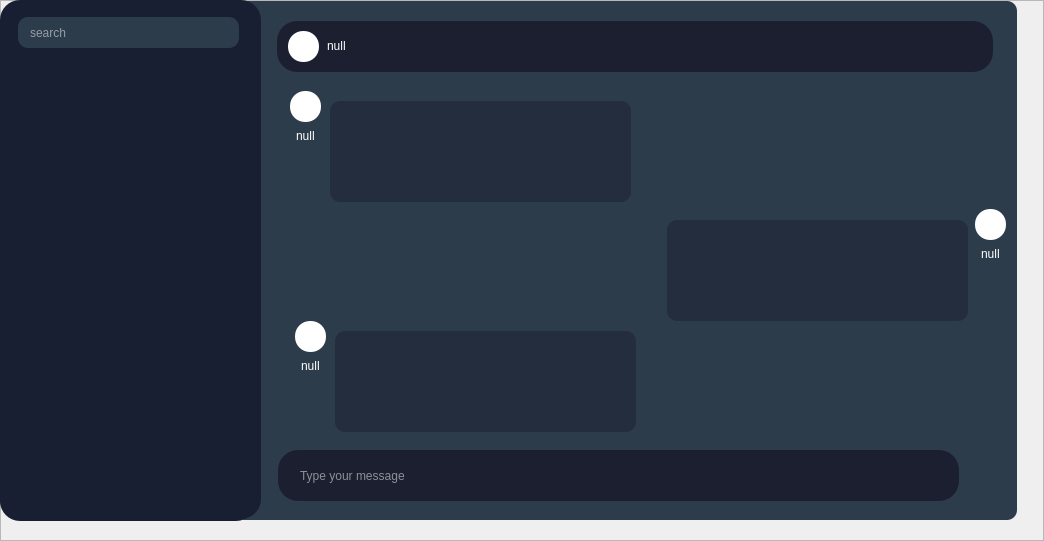
oncelerr/WardenFort, file WardenFort/chatswidget.ui: the form before one commit.
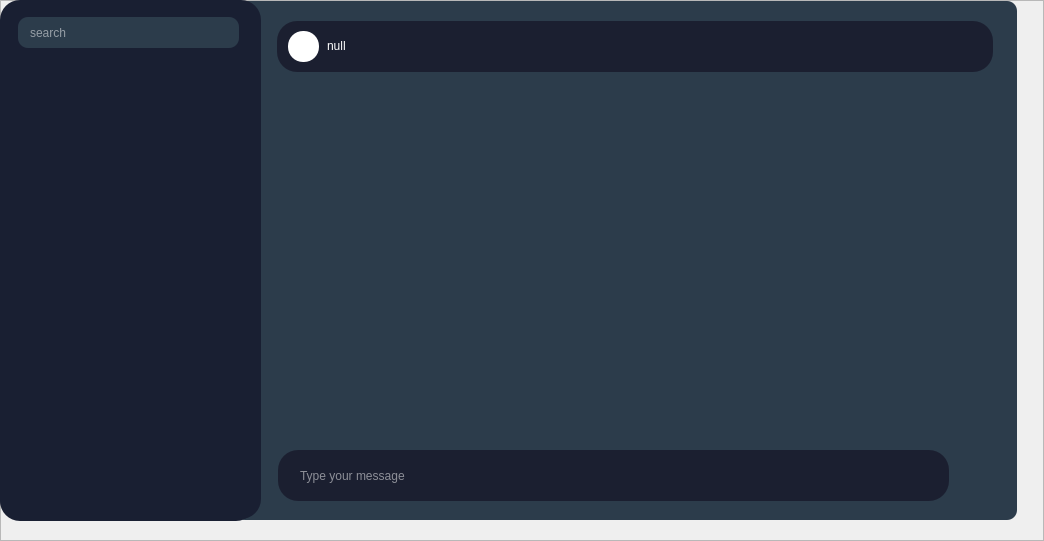
The form after the commit. Icons and pictures are not drawn.

```diff
--- a/WardenFort/chatswidget.ui
+++ b/WardenFort/chatswidget.ui
@@ -172,7 +172,7 @@
         <rect>
          <x>43</x>
          <y>449</y>
-         <width>681</width>
+         <width>671</width>
          <height>51</height>
         </rect>
        </property>
@@ -241,7 +241,7 @@
       <widget class="QPushButton" name="sendButton_2">
        <property name="geometry">
         <rect>
-         <x>736</x>
+         <x>720</x>
          <y>465</y>
          <width>40</width>
          <height>24</height>
@@ -290,154 +290,17 @@
         </size>
        </property>
       </widget>
-      <widget class="QGraphicsView" name="receiver_img_3">
+      <widget class="QListWidget" name="chatHistory">
        <property name="geometry">
         <rect>
-         <x>55</x>
-         <y>90</y>
-         <width>31</width>
-         <height>31</height>
+         <x>42</x>
+         <y>80</y>
+         <width>716</width>
+         <height>361</height>
         </rect>
        </property>
        <property name="styleSheet">
-        <string notr="true">QGraphicsView {
-    background-color: rgb(255, 255, 255);
-    width: 25px; /* Set width and height to same value */
-    height: 25px; /* Set width and height to same value */
-    border-radius: 15px; /* Half of width/height for a circle */
-}
-</string>
-       </property>
-      </widget>
-      <widget class="QLineEdit" name="receiver_box_3">
-       <property name="geometry">
-        <rect>
-         <x>95</x>
-         <y>100</y>
-         <width>301</width>
-         <height>101</height>
-        </rect>
-       </property>
-       <property name="styleSheet">
-        <string notr="true">QLineEdit {
-    background-color: rgba(27, 31, 48, 0.5);
-}</string>
-       </property>
-      </widget>
-      <widget class="QLabel" name="receiver_time_3">
-       <property name="geometry">
-        <rect>
-         <x>61</x>
-         <y>127</y>
-         <width>31</width>
-         <height>16</height>
-        </rect>
-       </property>
-       <property name="styleSheet">
-        <string notr="true">color: rgb(255, 255, 255);</string>
-       </property>
-       <property name="text">
-        <string>null</string>
-       </property>
-      </widget>
-      <widget class="QLabel" name="sender_time_2">
-       <property name="geometry">
-        <rect>
-         <x>746</x>
-         <y>245</y>
-         <width>31</width>
-         <height>16</height>
-        </rect>
-       </property>
-       <property name="styleSheet">
-        <string notr="true">color: rgb(255, 255, 255);</string>
-       </property>
-       <property name="text">
-        <string>null</string>
-       </property>
-      </widget>
-      <widget class="QGraphicsView" name="sender_img_2">
-       <property name="geometry">
-        <rect>
-         <x>740</x>
-         <y>208</y>
-         <width>31</width>
-         <height>31</height>
-        </rect>
-       </property>
-       <property name="styleSheet">
-        <string notr="true">QGraphicsView {
-    background-color: rgb(255, 255, 255);
-    width: 25px; /* Set width and height to same value */
-    height: 25px; /* Set width and height to same value */
-    border-radius: 15px; /* Half of width/height for a circle */
-}
-</string>
-       </property>
-      </widget>
-      <widget class="QLineEdit" name="sender_box_2">
-       <property name="geometry">
-        <rect>
-         <x>432</x>
-         <y>219</y>
-         <width>301</width>
-         <height>101</height>
-        </rect>
-       </property>
-       <property name="styleSheet">
-        <string notr="true">QLineEdit {
-    background-color: rgba(27, 31, 48, 0.5);
-}</string>
-       </property>
-      </widget>
-      <widget class="QLabel" name="receiver_time_4">
-       <property name="geometry">
-        <rect>
-         <x>66</x>
-         <y>357</y>
-         <width>31</width>
-         <height>16</height>
-        </rect>
-       </property>
-       <property name="styleSheet">
-        <string notr="true">color: rgb(255, 255, 255);</string>
-       </property>
-       <property name="text">
-        <string>null</string>
-       </property>
-      </widget>
-      <widget class="QGraphicsView" name="receiver_img_4">
-       <property name="geometry">
-        <rect>
-         <x>60</x>
-         <y>320</y>
-         <width>31</width>
-         <height>31</height>
-        </rect>
-       </property>
-       <property name="styleSheet">
-        <string notr="true">QGraphicsView {
-    background-color: rgb(255, 255, 255);
-    width: 25px; /* Set width and height to same value */
-    height: 25px; /* Set width and height to same value */
-    border-radius: 15px; /* Half of width/height for a circle */
-}
-</string>
-       </property>
-      </widget>
-      <widget class="QLineEdit" name="receiver_box_4">
-       <property name="geometry">
-        <rect>
-         <x>100</x>
-         <y>330</y>
-         <width>301</width>
-         <height>101</height>
-        </rect>
-       </property>
-       <property name="styleSheet">
-        <string notr="true">QLineEdit {
-    background-color: rgba(27, 31, 48, 0.5);
-}</string>
+        <string notr="true">background-color: rgba(255, 255, 255, 0);</string>
        </property>
       </widget>
      </widget>
```
